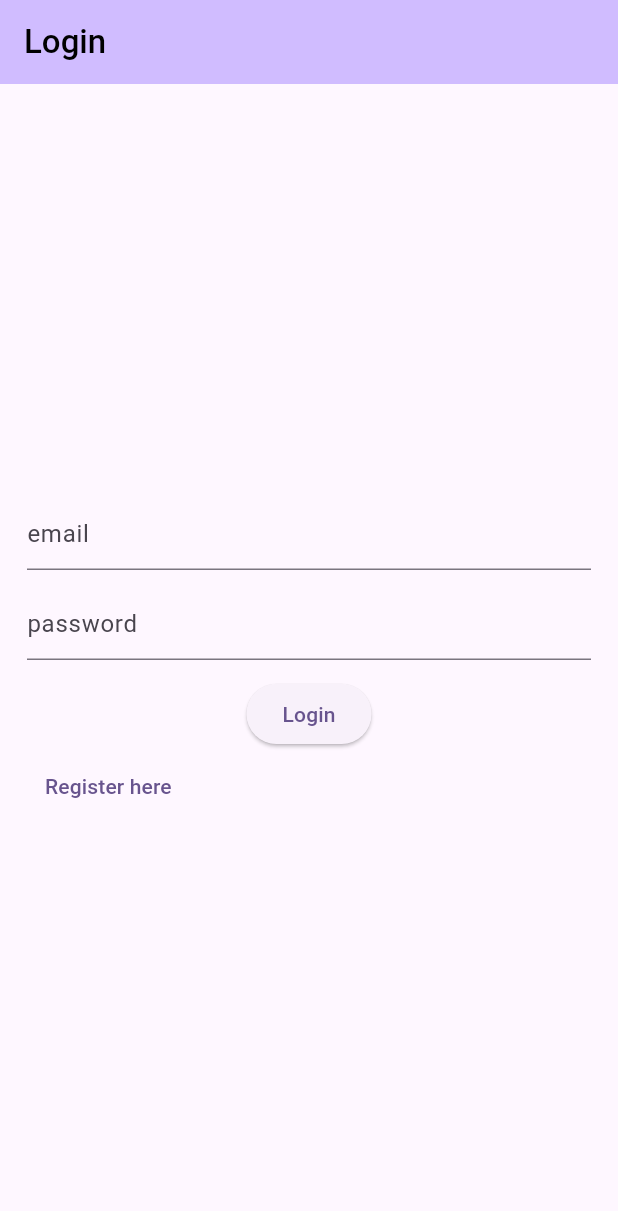
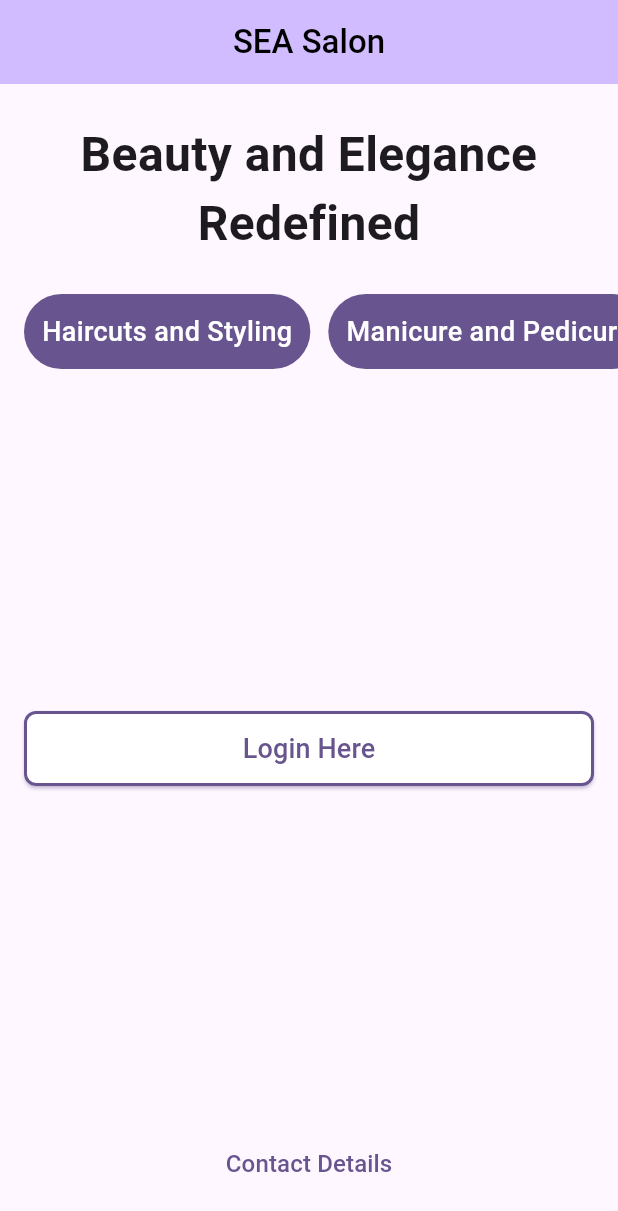
Before and after one commit to FajarRAP/sea-salon-apps, a Flutter app: the screen it shows after launch, on a phone screen of 412 x 824 dp. Shown: the top 1211 px of the screen. Run offline on Flutter 3.47's test engine with Material 3 defaults, Android fonts, the phone set to English and light mode, and no system bars; our stand-ins replace bloc, dartz, flutter_bloc, get_it, supabase_flutter; accounts and stored records are empty.

Commit message:
home page complete

```diff
--- a/lib/features/auth/data/datasources/remote_datasources.dart
+++ b/lib/features/auth/data/datasources/remote_datasources.dart
@@ -28,7 +28,7 @@ class AuthRemoteDataSourcesImpl extends AuthRemoteDataSources {
         data: {
           'name': name,
           'phone': phone,
-          'role': 0,
+          'role': 1,
         },
       );
 
--- a/lib/features/auth/data/repositories/auth_repositories_impl.dart
+++ b/lib/features/auth/data/repositories/auth_repositories_impl.dart
@@ -20,6 +20,8 @@ class AuthRepositoriesImpl extends AuthRepositories {
       }
 
       return Left(Failure());
+    } on AuthException catch (ae) {
+      return Left(Failure(message: ae.message));
     } catch (e) {
       return Left(Failure(message: e.toString()));
     }
@@ -36,6 +38,8 @@ class AuthRepositoriesImpl extends AuthRepositories {
       }
 
       return Left(Failure());
+    } on AuthException catch (ae) {
+      return Left(Failure(message: ae.message));
     } catch (e) {
       return Left(Failure(message: e.toString()));
     }
--- a/lib/features/auth/presentation/cubit/auth_state.dart
+++ b/lib/features/auth/presentation/cubit/auth_state.dart
@@ -7,7 +7,11 @@ final class AuthInitial extends AuthState {}
 
 class LoginAuthenticating extends AuthState {}
 
-class LoginAuthenticated extends AuthState {}
+class LoginAuthenticated extends AuthState {
+  final User user;
+
+  LoginAuthenticated(this.user);
+}
 
 class LoginError extends AuthState {
   final String message;
--- /dev/null
+++ b/lib/features/home/home_page.dart
@@ -0,0 +1,153 @@
+import 'package:flutter/material.dart';
+import 'package:sea_submission/features/auth/presentation/pages/login_page.dart';
+
+class HomePage extends StatelessWidget {
+  const HomePage({super.key});
+
+  @override
+  Widget build(BuildContext context) {
+    final color = Theme.of(context).colorScheme;
+    const services = [
+      'Haircuts and Styling',
+      'Manicure and Pedicure',
+      'Facial Treatments'
+    ];
+
+    return Scaffold(
+      appBar: AppBar(
+        centerTitle: true,
+        title: const Text('SEA Salon'),
+      ),
+      body: Column(
+        children: [
+          const SizedBox(height: 24),
+          const Text(
+            'Beauty and Elegance Redefined',
+            style: TextStyle(
+              fontSize: 32,
+              fontWeight: FontWeight.w700,
+            ),
+            textAlign: TextAlign.center,
+          ),
+          const SizedBox(height: 24),
+          SizedBox(
+            height: 50,
+            child: ListView.separated(
+              scrollDirection: Axis.horizontal,
+              padding: const EdgeInsets.symmetric(horizontal: 16),
+              itemBuilder: (context, index) =>
+                  ItemService(service: services[index]),
+              separatorBuilder: (context, index) => const SizedBox(width: 12),
+              itemCount: services.length,
+            ),
+          ),
+          const Spacer(),
+          Container(
+            margin: const EdgeInsets.symmetric(horizontal: 16),
+            width: double.infinity,
+            child: ElevatedButton(
+              onPressed: () => Navigator.push(context,
+                  MaterialPageRoute(builder: (context) => const LoginPage())),
+              style: ElevatedButton.styleFrom(
+                backgroundColor: Colors.white,
+                shape: RoundedRectangleBorder(
+                  borderRadius: BorderRadius.circular(8),
+                  side: BorderSide(
+                    width: 2,
+                    color: color.primary,
+                  ),
+                ),
+                shadowColor: color.inversePrimary,
+                padding: const EdgeInsets.all(12),
+              ),
+              child: const Text(
+                'Login Here',
+                style: TextStyle(
+                  fontSize: 18,
+                  fontWeight: FontWeight.w500,
+                ),
+              ),
+            ),
+          ),
+          const Spacer(),
+          TextButton(
+            onPressed: () => showDialog(
+              context: context,
+              builder: (context) => AlertDialog(
+                actions: [
+                  TextButton(
+                    onPressed: () => Navigator.pop(context),
+                    child: const Text('Close'),
+                  ),
+                ],
+                content: const Column(
+                  mainAxisSize: MainAxisSize.min,
+                  crossAxisAlignment: CrossAxisAlignment.start,
+                  children: [
+                    Text(
+                      'Thomas: 08123456789',
+                      style: TextStyle(
+                        fontSize: 16,
+                        fontWeight: FontWeight.w500,
+                      ),
+                    ),
+                    Text(
+                      'Sekar: 08164829372',
+                      style: TextStyle(
+                        fontSize: 16,
+                        fontWeight: FontWeight.w500,
+                      ),
+                    ),
+                  ],
+                ),
+                contentPadding: const EdgeInsets.all(16),
+                title: const Text(
+                  'Our Contact Person',
+                  textAlign: TextAlign.center,
+                ),
+                titlePadding: const EdgeInsets.all(16),
+              ),
+            ),
+            child: const Text(
+              'Contact Details',
+              style: TextStyle(fontSize: 16, fontWeight: FontWeight.w500),
+            ),
+          ),
+          const SizedBox(height: 24),
+        ],
+      ),
+    );
+  }
+}
+
+class ItemService extends StatelessWidget {
+  const ItemService({
+    super.key,
+    required this.service,
+  });
+
+  final String service;
+
+  @override
+  Widget build(BuildContext context) {
+    final color = Theme.of(context).colorScheme;
+
+    return Container(
+      decoration: BoxDecoration(
+        borderRadius: BorderRadius.circular(50),
+        color: color.primary,
+      ),
+      padding: const EdgeInsets.all(12),
+      child: Center(
+        child: Text(
+          service,
+          style: const TextStyle(
+            color: Colors.white,
+            fontSize: 18,
+            fontWeight: FontWeight.w500,
+          ),
+        ),
+      ),
+    );
+  }
+}
--- a/lib/main.dart
+++ b/lib/main.dart
@@ -3,7 +3,9 @@ import 'package:flutter_bloc/flutter_bloc.dart';
 import 'package:sea_submission/cred.dart';
 import 'package:sea_submission/features/auth/presentation/cubit/auth_cubit.dart';
 import 'package:sea_submission/features/auth/presentation/pages/login_page.dart';
-import 'package:sea_submission/features/dashboard/presentation/admin/pages/dashboard_admin_page.dart';
+import 'package:sea_submission/features/dashboard/admin/pages/dashboard_admin_page.dart';
+import 'package:sea_submission/features/dashboard/customer/pages/dashboard_customer_page.dart';
+import 'package:sea_submission/features/home/home_page.dart';
 import 'package:sea_submission/inject.dart';
 import 'package:supabase_flutter/supabase_flutter.dart';
 
@@ -21,6 +23,8 @@ class MyApp extends StatelessWidget {
 
   @override
   Widget build(BuildContext context) {
+    final role =
+        getIt<SupabaseClient>().auth.currentSession?.user.userMetadata?['role'];
     return MultiBlocProvider(
       providers: [
         BlocProvider(create: (context) => getIt<AuthCubit>()),
@@ -39,9 +43,11 @@ class MyApp extends StatelessWidget {
             ),
           ),
         ),
-        home: getIt<SupabaseClient>().auth.currentSession != null
-            ? const DashboardAdminPage()
-            : const LoginPage(),
+        home: role == 0
+            ? const DashboardCustomerPage()
+            : role == 1
+                ? const DashboardAdminPage()
+                : const HomePage(),
       ),
     );
   }
```
Also changed, not shown: lib/core/common/snackbar.dart (added, +28 -0 lines), lib/features/auth/presentation/cubit/auth_cubit.dart (+8 -17 lines), lib/features/auth/presentation/pages/login_page.dart (+45 -4 lines), lib/features/auth/presentation/pages/register_page.dart (+40 -6 lines), lib/features/dashboard/admin/pages/dashboard_admin_page.dart (added, +52 -0 lines), lib/features/dashboard/customer/pages/dashboard_customer_page.dart (added, +55 -0 lines), lib/features/dashboard/presentation/admin/pages/dashboard_admin_page.dart (deleted, +0 -22 lines), lib/features/dashboard/presentation/customer/pages/dashboard_customer_page.dart (deleted, +0 -22 lines), lib/features/review/presentation/pages/review_page.dart (added, +14 -0 lines).
